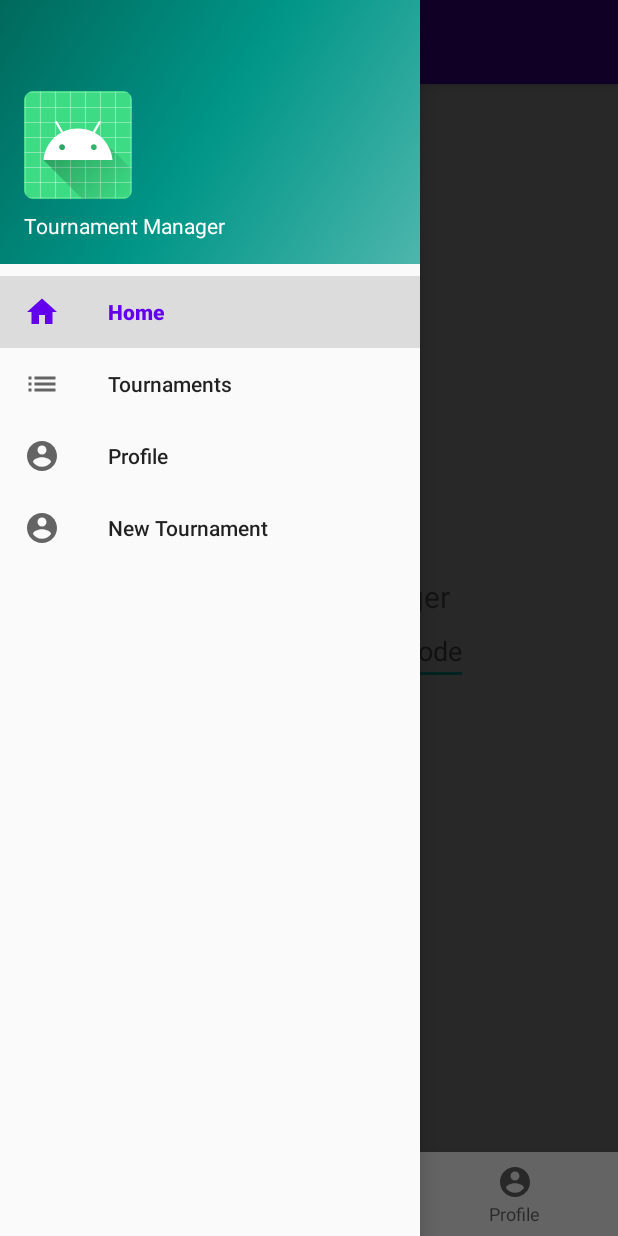
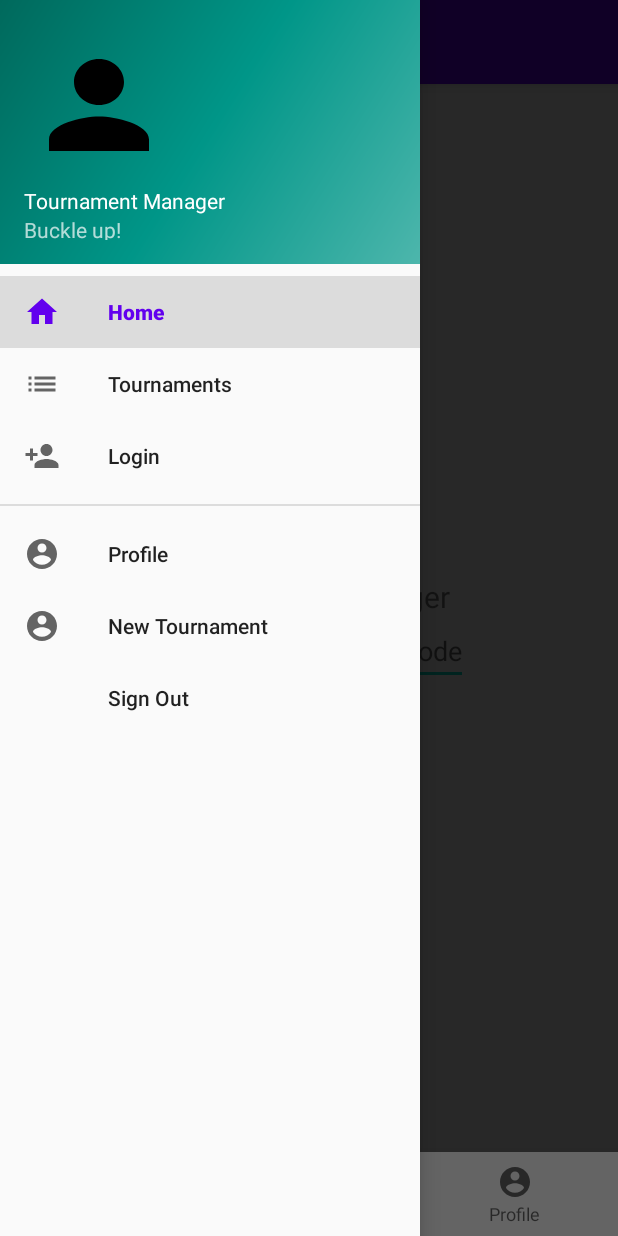
Before and after one commit to slowpokesheep/tournamentmanager, an Android app: the screen it shows after launch (MainActivity), with the side drawer open, on a phone screen of 412 x 824 dp. Run offline under Robolectric (Android 15) with nearby library versions, the phone set to English and light mode, and no system bars; our stand-ins replace navigation-ui; libraries missing offline, so code that uses them is left out: com.apollographql.apollo; 1 statement that could not run was skipped.

```diff
--- a/app/src/main/java/is/hi/tournamentmanager/MainActivity.java
+++ b/app/src/main/java/is/hi/tournamentmanager/MainActivity.java
@@ -1,13 +1,19 @@
 package is.hi.tournamentmanager;
 
+import android.content.SharedPreferences;
 import android.os.Bundle;
 import android.util.Log;
+import android.view.MenuItem;
 import android.view.View;
+import android.widget.Button;
+import android.widget.ImageView;
 import android.widget.TextView;
 
 import com.google.android.material.bottomnavigation.BottomNavigationView;
 import com.google.android.material.navigation.NavigationView;
 
+import androidx.annotation.NonNull;
+import androidx.annotation.Nullable;
 import androidx.appcompat.app.AppCompatActivity;
 import androidx.appcompat.widget.Toolbar;
 import androidx.core.view.GravityCompat;
@@ -30,6 +36,11 @@ public class MainActivity extends AppCompatActivity {
     private DrawerLayout mDrawerLayout;
     private NavController navController;
 
+    private BottomNavigationView navView;
+    private NavigationView navDrawView;
+
+    private SharedPref sp;
+
     @Override
     protected void onCreate(Bundle savedInstanceState) {
         Log.d("Main activity", "onCreate");
@@ -45,12 +56,12 @@ public class MainActivity extends AppCompatActivity {
         mDrawerLayout = findViewById(R.id.drawer_layout);
 
         // Find navigators to connect to tha nav controller
-        BottomNavigationView navView = findViewById(R.id.nav_view);
-        NavigationView navDrawView = findViewById(R.id.nav_draw_view);
+        navView = findViewById(R.id.nav_view);
+        navDrawView = findViewById(R.id.nav_draw_view);
 
         // Passing each menu ID as a set of Ids because each menu should be considered as top level destinations.
         mAppBarConfiguration = new AppBarConfiguration.Builder(R.id.nav_home, R.id.nav_tournaments, R.id.nav_collection_profile,
-                R.id.nav_profile, R.id.nav_dashboard, R.id.nav_notifications, R.id.nav_login).setDrawerLayout(mDrawerLayout).build();
+                R.id.nav_profile, R.id.nav_dashboard, R.id.nav_notifications, R.id.nav_login, R.id.nav_signout).setDrawerLayout(mDrawerLayout).build();
 
         // Init nav controller
         navController = Navigation.findNavController(this, R.id.nav_host_fragment);
@@ -61,9 +72,73 @@ public class MainActivity extends AppCompatActivity {
         // Init apollo client
         ApolloConnector.getInstance().setupApollo(getApplication(), this);
         // Init shared preferences
-        SharedPref.init(getApplication());
+        //SharedPref.init(getApplication());
+        sp = new SharedPref("MyPref", getApplication().getSharedPreferences("MyPref", 0));
         // init Api repository
         ApiRepository.getInstance().init(this);
+
+        // Listen to menu items and buttons
+        observeSharedPref();
+    }
+
+    public void observeSharedPref() {
+
+        // Iterates through all of shared preferences keys on change
+        SharedPreferences.OnSharedPreferenceChangeListener prefListener = (sharedPreferences, key) -> {
+            ImageView image = findViewById(R.id.nav_drawer_image);
+            TextView title = findViewById(R.id.nav_drawer_title);
+            TextView subtitle = findViewById(R.id.nav_drawer_subtitle);
+
+            if (key.equals("username")) {
+
+                // Lazy login check and change nav drawer title
+                title.setText(sharedPreferences.getString(key, getString(R.string.nav_drawer_title)));
+                String sub = null;
+
+                // Signup view
+                if (title.getText().equals("Tournament Manager")) {
+                    image.setImageDrawable(getDrawable(R.drawable.ic_person_black_24dp));
+                    navDrawView.getMenu().setGroupVisible(R.id.nav_drawer_menu_login, false);
+                    navDrawView.getMenu().setGroupVisible(R.id.nav_drawer_menu_signup, true);
+                }
+                // Login view
+                else {
+                    image.setImageDrawable(getDrawable(R.drawable.ic_cake_black_24dp));
+                    navDrawView.getMenu().setGroupVisible(R.id.nav_drawer_menu_login, true);
+                    navDrawView.getMenu().setGroupVisible(R.id.nav_drawer_menu_signup, false);
+                    sub = "The one and only!";
+                }
+
+                subtitle.setText(sharedPreferences.getString(sub, getString(R.string.nav_drawer_subtitle)));
+            }
+
+        };
+
+        // Register the listener to our shared preference
+        sp.getPref().registerOnSharedPreferenceChangeListener(prefListener);
+
+        //MenuItem signOut = findViewById(R.id.sign_out_button);
+        MenuItem signOut = navDrawView.getMenu().getItem(5);
+
+        signOut.setOnMenuItemClickListener(item -> {
+            Log.d("sign out button", "click");
+            //loginViewModel.refuseAuthentication();
+            SharedPref.getInstance().clearUserInfo();
+            navController.popBackStack(R.id.nav_home, false);
+            return false;
+        });
+
+        /*
+        Button signOut = (Button) navDrawView.getMenu().findItem(R.id.sign_out_button);
+
+        signOut.setOnClickListener(v -> {
+            Log.d("sign out button", "click");
+            //loginViewModel.refuseAuthentication();
+            SharedPref.getInstance().clearUserInfo();
+            navController.popBackStack(R.id.nav_home, false);
+        });
+        */
+
     }
 
     // Handle back button
--- a/app/src/main/java/is/hi/tournamentmanager/service/ApiRepository.java
+++ b/app/src/main/java/is/hi/tournamentmanager/service/ApiRepository.java
@@ -134,7 +134,7 @@ public class ApiRepository {
                     if (!response.hasErrors()) {
                         LoginMutation.TokenCreate token = response.data().tokenCreate();
                         // storing token and user id in shared preferences
-                        SharedPref.getInstance().setToken(token.token(), token.user().idInt());
+                        SharedPref.getInstance().setUserInfo(username, token.token(), token.user().idInt());
                         authenticationState.setValue(AuthenticationState.AUTHENTICATED);
                     } else {
                         authenticationState.setValue(AuthenticationState.UNAUTHENTICATED);
@@ -225,13 +225,13 @@ public class ApiRepository {
                     if (!response.hasErrors() && response.data().me() != null) {
                         meData.setValue(response.data());
                     } else {
-                        SharedPref.getInstance().clearToken();
+                        SharedPref.getInstance().clearUserInfo();
                         mainActivity.showErrorsDialog(getErrorsAsStringArray(response.errors()));
                     }
                 }
                 @Override
                 public void onFailure(@NotNull ApolloException e) {
-                    SharedPref.getInstance().clearToken();
+                    SharedPref.getInstance().clearUserInfo();
                     mainActivity.showErrorsDialog(new String[]{ e.getMessage() });
                 }
             }, uiHandler));
--- a/app/src/main/java/is/hi/tournamentmanager/ui/profile/ProfileFragment.java
+++ b/app/src/main/java/is/hi/tournamentmanager/ui/profile/ProfileFragment.java
@@ -51,7 +51,7 @@ public class ProfileFragment extends Fragment {
         signOut.setOnClickListener(v -> {
             Log.d("sign out button", "click");
             loginViewModel.refuseAuthentication();
-            SharedPref.getInstance().clearToken();
+            SharedPref.getInstance().clearUserInfo();
             navController.popBackStack(R.id.nav_home, false);
         });
 
--- a/app/src/main/java/is/hi/tournamentmanager/utils/SharedPref.java
+++ b/app/src/main/java/is/hi/tournamentmanager/utils/SharedPref.java
@@ -7,11 +7,14 @@ import android.content.SharedPreferences;
 public class SharedPref {
     public static SharedPref sharedPref;
 
-    private static final String prefName = "MyPref";
+    //private static final String prefName = "MyPref";
+    private final String prefName;
     private final SharedPreferences pref;
 
-    private SharedPref(SharedPreferences pref) {
+    public SharedPref(String name, SharedPreferences pref) {
+        this.prefName = name;
         this.pref = pref;
+        sharedPref = this;
     }
 
     public static void init(Application app) {
@@ -20,7 +23,7 @@ public class SharedPref {
             throw new AssertionError("You already initialized me");
         }
         */
-        sharedPref = new SharedPref(app.getSharedPreferences(prefName, 0));
+        //sharedPref = new SharedPref(app.getSharedPreferences(prefName, 0));
     }
 
     public static SharedPref getInstance() {
@@ -28,6 +31,14 @@ public class SharedPref {
             throw new AssertionError("You have to call init first");
         }
         return sharedPref;
+    }
+
+    public SharedPreferences getPref() {
+        return pref;
+    }
+
+    public String getUsername() {
+        return pref.getString("username", null);
     }
 
     public String getToken() {
@@ -38,15 +49,17 @@ public class SharedPref {
         return pref.getInt("user_id", -1);
     }
 
-    public void setToken(String token, int userId) {
+    public void setUserInfo(String name, String token, int userId) {
         SharedPreferences.Editor editor = pref.edit();
+        editor.putString("username", name);
         editor.putString("token", token);
         editor.putInt("user_id", userId);
         editor.commit();
     }
 
-    public void clearToken() {
+    public void clearUserInfo() {
         SharedPreferences.Editor editor = pref.edit();
+        editor.remove("username");
         editor.remove("token");
         editor.remove("user_id");
         editor.commit();
--- /dev/null
+++ b/app/src/main/res/drawable/ic_cake_black_24dp.xml
@@ -0,0 +1,9 @@
+<vector xmlns:android="http://schemas.android.com/apk/res/android"
+        android:width="24dp"
+        android:height="24dp"
+        android:viewportWidth="24.0"
+        android:viewportHeight="24.0">
+    <path
+        android:fillColor="#FF000000"
+        android:pathData="M12,6c1.11,0 2,-0.9 2,-2 0,-0.38 -0.1,-0.73 -0.29,-1.03L12,0l-1.71,2.97c-0.19,0.3 -0.29,0.65 -0.29,1.03 0,1.1 0.9,2 2,2zM16.6,15.99l-1.07,-1.07 -1.08,1.07c-1.3,1.3 -3.58,1.31 -4.89,0l-1.07,-1.07 -1.09,1.07C6.75,16.64 5.88,17 4.96,17c-0.73,0 -1.4,-0.23 -1.96,-0.61L3,21c0,0.55 0.45,1 1,1h16c0.55,0 1,-0.45 1,-1v-4.61c-0.56,0.38 -1.23,0.61 -1.96,0.61 -0.92,0 -1.79,-0.36 -2.44,-1.01zM18,9h-5L13,7h-2v2L6,9c-1.66,0 -3,1.34 -3,3v1.54c0,1.08 0.88,1.96 1.96,1.96 0.52,0 1.02,-0.2 1.38,-0.57l2.14,-2.13 2.13,2.13c0.74,0.74 2.03,0.74 2.77,0l2.14,-2.13 2.13,2.13c0.37,0.37 0.86,0.57 1.38,0.57 1.08,0 1.96,-0.88 1.96,-1.96L20.99,12C21,10.34 19.66,9 18,9z"/>
+</vector>
--- /dev/null
+++ b/app/src/main/res/drawable/ic_person_add_black_24dp.xml
@@ -0,0 +1,9 @@
+<vector xmlns:android="http://schemas.android.com/apk/res/android"
+        android:width="24dp"
+        android:height="24dp"
+        android:viewportWidth="24.0"
+        android:viewportHeight="24.0">
+    <path
+        android:fillColor="#FF000000"
+        android:pathData="M15,12c2.21,0 4,-1.79 4,-4s-1.79,-4 -4,-4 -4,1.79 -4,4 1.79,4 4,4zM6,10L6,7L4,7v3L1,10v2h3v3h2v-3h3v-2L6,10zM15,14c-2.67,0 -8,1.34 -8,4v2h16v-2c0,-2.66 -5.33,-4 -8,-4z"/>
+</vector>
--- /dev/null
+++ b/app/src/main/res/drawable/ic_person_black_24dp.xml
@@ -0,0 +1,9 @@
+<vector xmlns:android="http://schemas.android.com/apk/res/android"
+        android:width="24dp"
+        android:height="24dp"
+        android:viewportWidth="24.0"
+        android:viewportHeight="24.0">
+    <path
+        android:fillColor="#FF000000"
+        android:pathData="M12,12c2.21,0 4,-1.79 4,-4s-1.79,-4 -4,-4 -4,1.79 -4,4 1.79,4 4,4zM12,14c-2.67,0 -8,1.34 -8,4v2h16v-2c0,-2.66 -5.33,-4 -8,-4z"/>
+</vector>
--- a/app/src/main/res/layout/activity_main.xml
+++ b/app/src/main/res/layout/activity_main.xml
@@ -9,7 +9,7 @@
     tools:openDrawer="start">
 
     <include
-        layout="@layout/app_bar_main"
+        layout="@layout/activity_main_bar"
         android:layout_width="match_parent"
         android:layout_height="match_parent" />
 
@@ -31,7 +31,7 @@
             app:layout_constraintBottom_toBottomOf="parent"
             app:layout_constraintLeft_toLeftOf="parent"
             app:layout_constraintRight_toRightOf="parent"
-            app:menu="@menu/bottom_nav_menu" />
+            app:menu="@menu/nav_bottom" />
     </androidx.constraintlayout.widget.ConstraintLayout>
 
     <!-- Navigation drawer (order sensitive, has to be behind bottom bar navigator) -->
@@ -41,7 +41,7 @@
         android:layout_height="match_parent"
         android:layout_gravity="start"
         android:fitsSystemWindows="true"
-        app:headerLayout="@layout/nav_header_main"
-        app:menu="@menu/activity_main_drawer" />
+        app:headerLayout="@layout/nav_drawer_header"
+        app:menu="@menu/nav_drawer" />
 
 </androidx.drawerlayout.widget.DrawerLayout>
--- a/app/src/main/res/layout/app_bar_main.xml
+++ b/app/src/main/res/layout/activity_main_bar.xml
@@ -20,6 +20,6 @@
 
     </com.google.android.material.appbar.AppBarLayout>
 
-    <include layout="@layout/content_main" />
+    <include layout="@layout/activity_main_content" />
 
 </androidx.coordinatorlayout.widget.CoordinatorLayout>
--- a/app/src/main/res/layout/content_main.xml
+++ b/app/src/main/res/layout/activity_main_content.xml
@@ -5,7 +5,7 @@
     android:layout_width="match_parent"
     android:layout_height="match_parent"
     app:layout_behavior="@string/appbar_scrolling_view_behavior"
-    tools:showIn="@layout/app_bar_main">
+    tools:showIn="@layout/activity_main_bar">
 
     <fragment
         android:id="@+id/nav_host_fragment"
--- a/app/src/main/res/layout/nav_header_main.xml
+++ b/app/src/main/res/layout/nav_drawer_header.xml
@@ -13,26 +13,25 @@
     android:theme="@style/ThemeOverlay.AppCompat.Dark">
 
     <ImageView
-        android:id="@+id/imageView"
-        android:layout_width="wrap_content"
-        android:layout_height="wrap_content"
-        android:contentDescription="@string/nav_header_desc"
+        android:id="@+id/nav_drawer_image"
+        android:layout_width="100dp"
+        android:layout_height="100dp"
         android:paddingTop="@dimen/nav_header_vertical_spacing"
-        app:srcCompat="@mipmap/ic_launcher_round" />
+        android:scaleType="fitXY"
+        app:srcCompat="@drawable/ic_person_black_24dp" />
 
     <TextView
+        android:id="@+id/nav_drawer_title"
         android:layout_width="match_parent"
         android:layout_height="wrap_content"
         android:paddingTop="@dimen/nav_header_vertical_spacing"
-        android:text="@string/nav_header_title"
+        android:text="@string/nav_drawer_title"
         android:textAppearance="@style/TextAppearance.AppCompat.Body1" />
 
-    <!--
     <TextView
-        android:id="@+id/textView"
+        android:id="@+id/nav_drawer_subtitle"
         android:layout_width="wrap_content"
         android:layout_height="wrap_content"
-        android:text="@string/nav_header_subtitle" />
-        -->
+        android:text="@string/nav_drawer_subtitle" />
 
 </LinearLayout>
--- a/app/src/main/res/menu/activity_main_drawer.xml
+++ b/app/src/main/res/menu/nav_drawer.xml
@@ -3,7 +3,10 @@
     xmlns:tools="http://schemas.android.com/tools"
     tools:showIn="navigation_view">
 
-    <group android:checkableBehavior="single">
+    <group
+        android:id="@+id/nav_drawer_menu_signup"
+        android:checkableBehavior="single"
+        >
         <item
             android:id="@+id/nav_home"
             android:icon="@drawable/ic_home_black_24dp"
@@ -13,6 +16,16 @@
             android:icon="@drawable/ic_list_black_24dp"
             android:title="@string/menu_tournaments" />
         <item
+            android:id="@+id/nav_login"
+            android:icon="@drawable/ic_person_add_black_24dp"
+            android:title="@string/menu_login" />
+    </group>
+
+    <group
+        android:id="@+id/nav_drawer_menu_login"
+        android:checkableBehavior="single"
+        >
+        <item
             android:id="@+id/nav_collection_profile"
             android:icon="@drawable/ic_account_circle_black_24dp"
             android:title="@string/menu_profile" />
@@ -20,5 +33,13 @@
             android:id="@+id/nav_newtournament"
             android:icon="@drawable/ic_account_circle_black_24dp"
             android:title="@string/menu_new_tournament" />
+
+        <item
+            android:id = "@+id/nav_signout"
+            android:layout_width = "wrap_content"
+            android:layout_height = "wrap_content"
+            android:title="@string/menu_signout"
+            android:layout_marginBottom="100dp"
+            />
     </group>
 </menu>
--- a/app/src/main/res/navigation/mobile_navigation.xml
+++ b/app/src/main/res/navigation/mobile_navigation.xml
@@ -53,6 +53,12 @@
         android:label="@string/menu_login"
         tools:layout="@layout/fragment_login" />
     <fragment
+        android:id="@+id/nav_signout"
+        android:name="is.hi.tournamentmanager.ui.authentication.LoginFragment"
+        android:label="@string/menu_login"
+        tools:layout="@layout/fragment_login" />
+
+    <fragment
         android:id="@+id/nav_tournament"
         android:name="is.hi.tournamentmanager.ui.collections.CollectionTournamentFragment"
         android:label="@string/tournament_collection"
--- a/app/src/main/res/values/strings.xml
+++ b/app/src/main/res/values/strings.xml
@@ -2,12 +2,8 @@
     <string name="app_name">TournamentManager</string>
 
     <!-- Navigation drawer -->
-    <string name="navigation_drawer_open">Open navigation drawer</string>
-    <string name="navigation_drawer_close">Close navigation drawer</string>
-    <string name="nav_header_title">Tournament Manager</string>
-    <string name="nav_header_subtitle">android.studio@android.com</string>
-    <string name="nav_header_desc">Navigation header</string>
-    <string name="action_settings">Settings</string>
+    <string name="nav_drawer_title">Tournament Manager</string>
+    <string name="nav_drawer_subtitle">Buckle up!</string>
 
     <!-- Menu items -->
     <string name="menu_home">Home</string>
@@ -16,6 +12,7 @@
     <string name="menu_dashboard">Dashboard</string>
     <string name="menu_notifications">Notifications</string>
     <string name="menu_login">Login</string>
+    <string name="menu_signout">Sign Out</string>
     <string name="menu_new_tournament">New Tournament</string>
 
     <!--Tournament items -->
```
Also changed, not shown: app/src/main/res/menu/nav_bottom.xml (renamed from app/src/main/res/menu/bottom_nav_menu.xml).
